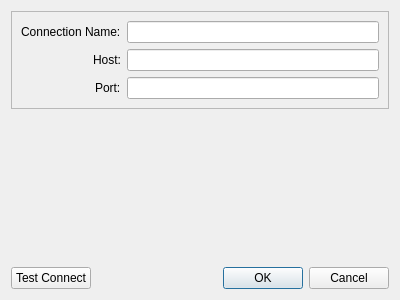
Old version of the form ui/ui_edit_conn_dlg.ui in the repository dexter9000/GenieReed.
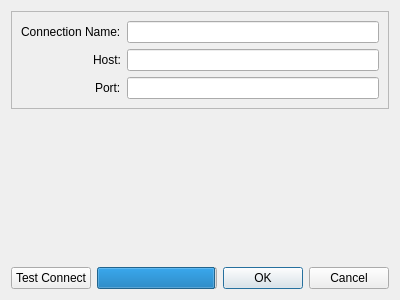
New version of the form.

Patch:
```diff
--- a/ui/ui_edit_conn_dlg.ui
+++ b/ui/ui_edit_conn_dlg.ui
@@ -88,6 +88,19 @@
        </property>
       </widget>
      </item>
+     <item>
+      <widget class="QProgressBar" name="test_progress">
+       <property name="enabled">
+        <bool>true</bool>
+       </property>
+       <property name="value">
+        <number>99</number>
+       </property>
+       <property name="textVisible">
+        <bool>false</bool>
+       </property>
+      </widget>
+     </item>
      <item>
       <widget class="QDialogButtonBox" name="buttonBox">
        <property name="orientation">
```
